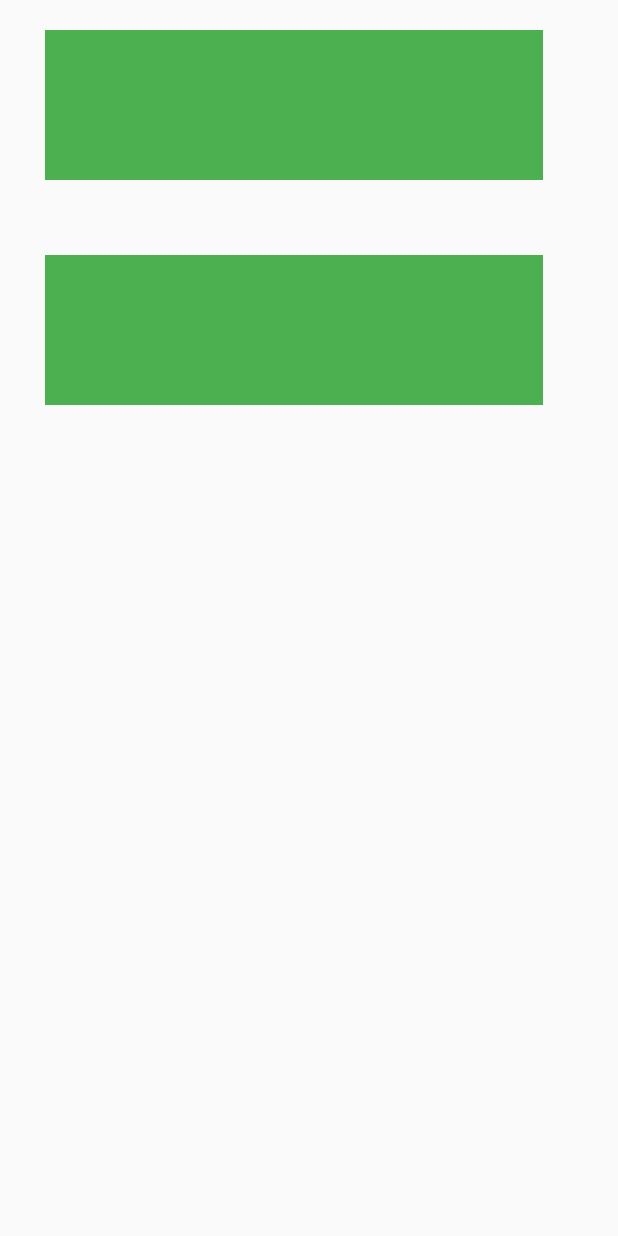
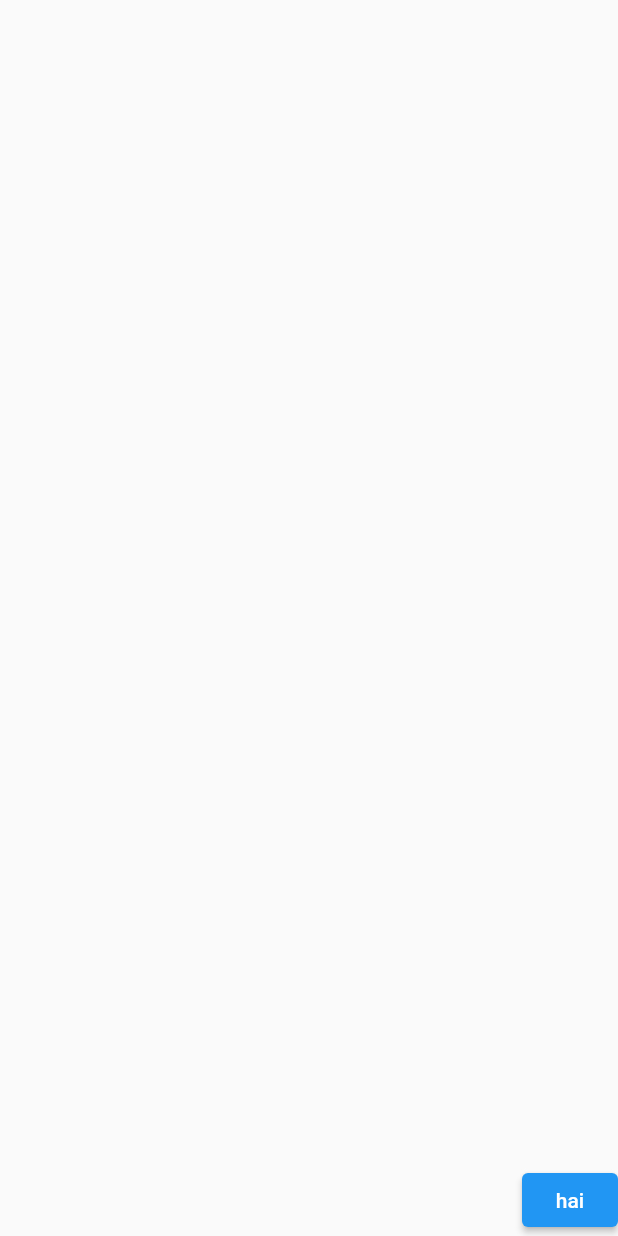
Before and after one commit to jithuraj/flutter_helper, a Flutter app: the screen it shows after launch, on a phone screen of 412 x 824 dp. Run offline on Flutter 3.47's test engine with Material 2 defaults, Android fonts, the phone set to English and light mode, and no system bars.

```diff
--- /dev/null
+++ b/lib/align.dart
@@ -0,0 +1,18 @@
+import 'package:flutter/material.dart';
+
+class Screen6 extends StatelessWidget {
+  const Screen6({Key? key}) : super(key: key);
+
+  @override
+  Widget build(BuildContext context) {
+    return Scaffold(
+      body: Align(
+        alignment: Alignment.bottomRight,
+        child: ElevatedButton(
+          onPressed: () {},
+          child: Text('hai'),
+        ),
+      ),
+    );
+  }
+}
--- a/lib/main.dart
+++ b/lib/main.dart
@@ -1,5 +1,11 @@
 import 'package:flutter/material.dart';
 import 'package:flutter_helper/column_container_sizedbox.dart';
+import 'package:flutter_helper/stack_positioned_material.dart';
+
+import 'align.dart';
+import 'card.dart';
+import 'expandedWithFlex.dart';
+import 'intrincicWidth.dart';
 
 void main() {
   runApp(MyApp());
@@ -12,9 +18,14 @@ class MyApp extends StatelessWidget {
   Widget build(BuildContext context) {
     return MaterialApp(
       home: Screen1(),
-      initialRoute: 'screen1',
+      initialRoute: 'screen6',
       routes: {
-        'screen1': (context)=>Screen1(),
+        'screen1': (context) => Screen1(),
+        'screen2': (context) => Screen2(),
+        'screen3': (context) => Screen3(),
+        'screen4': (context) => Screen4(),
+        'screen5': (context) => Screen5(),
+        'screen6': (context) => Screen6(),
       },
     );
   }
```
Also changed, not shown: lib/card.dart (added, +16 -0 lines), lib/expandedWithFlex.dart (added, +36 -0 lines), lib/intrincicWidth.dart (added, +23 -0 lines), lib/stack_positioned_material.dart (added, +39 -0 lines).
